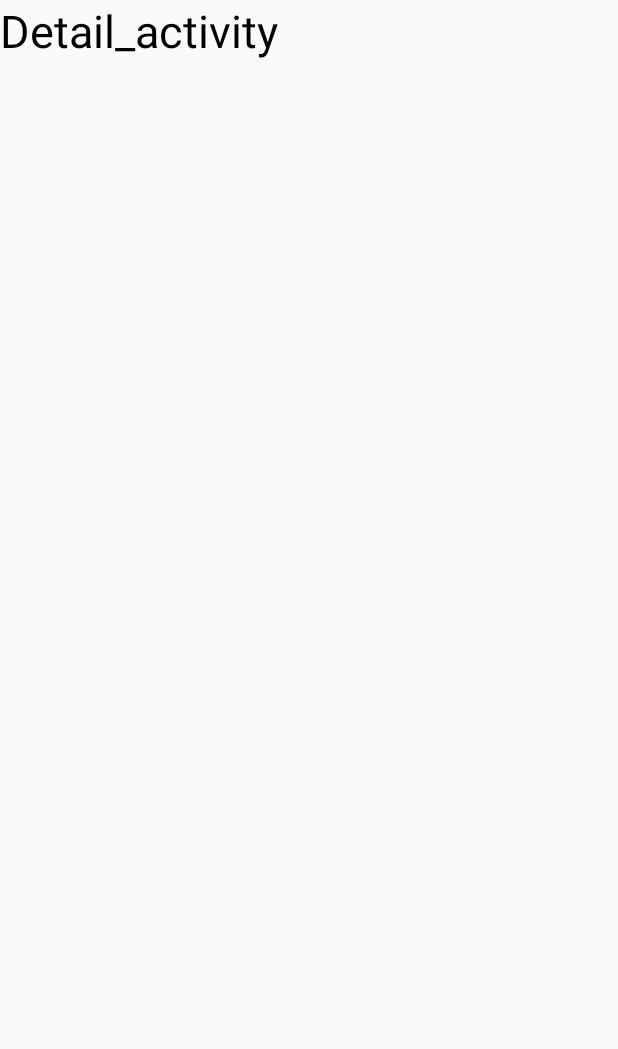
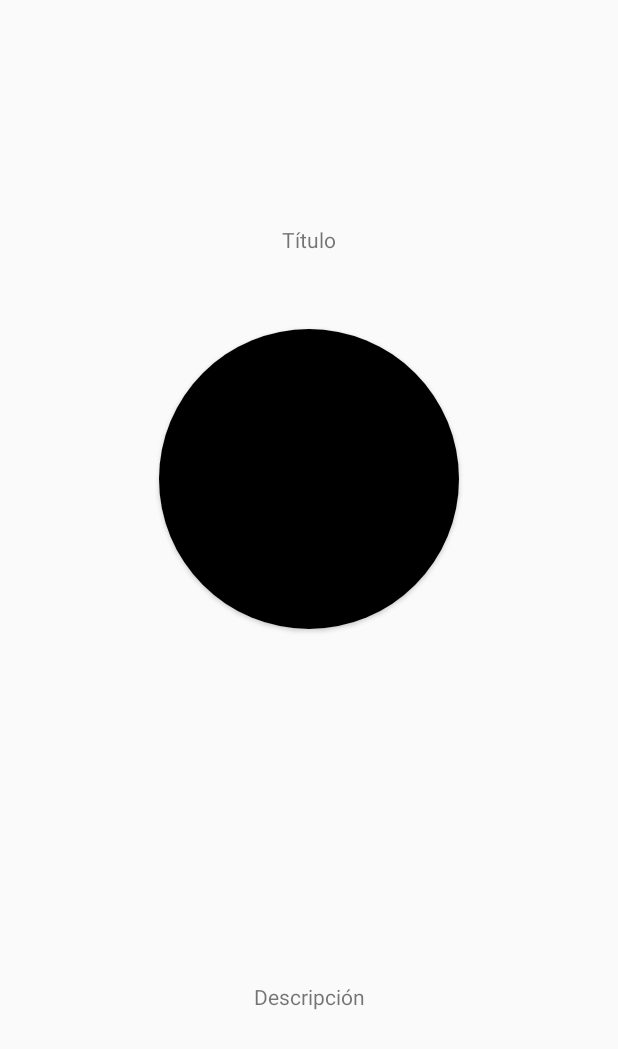
Before and after one commit to RaulBreaFernandez/DI, an Android app: the layout activity_detail.xml on its own in the app's theme, with its tools: preview values and no code run, on a phone screen of 412 x 824 dp. Shown: the top 1049 px of the screen. Run offline under Robolectric (Android 15) with nearby library versions, the phone set to English and light mode, and no system bars; network calls fail.

Commit message:
Tarea 3 sprint 4 completada

```diff
--- a/sprint4Android/app/src/main/java/com/example/myothercatalog/Adapter.java
+++ b/sprint4Android/app/src/main/java/com/example/myothercatalog/Adapter.java
@@ -45,8 +45,6 @@ public class Adapter extends RecyclerView.Adapter<Adapter.MyViewHolder> {
         });
 
     }
-
-
     @Override
     public int getItemCount() {
         return book_Data.size();
--- a/sprint4Android/app/src/main/res/layout/activity_detail.xml
+++ b/sprint4Android/app/src/main/res/layout/activity_detail.xml
@@ -2,13 +2,49 @@
 <androidx.constraintlayout.widget.ConstraintLayout xmlns:android="http://schemas.android.com/apk/res/android"
     xmlns:tools="http://schemas.android.com/tools"
     android:layout_width="match_parent"
-    android:layout_height="match_parent">
+    android:layout_height="match_parent"
+    xmlns:app="http://schemas.android.com/apk/res-auto">
 
     <TextView
+        android:id="@+id/text_view_detail_activity"
         android:layout_width="wrap_content"
         android:layout_height="wrap_content"
-        android:text="Detail_activity"
-        android:textColor="@color/black"
-        android:textSize="30sp"
-        tools:ignore="MissingConstraints" />
+        android:text="Título"
+        app:layout_constraintEnd_toEndOf="parent"
+        app:layout_constraintTop_toTopOf="parent"
+        app:layout_constraintStart_toStartOf="parent"
+        android:layout_marginTop="150dp" />
+
+    <androidx.cardview.widget.CardView
+        android:id="@+id/cardview_detail_activity"
+        android:layout_width="wrap_content"
+        android:layout_height="wrap_content"
+        app:cardCornerRadius="100dp"
+        app:layout_constraintTop_toBottomOf="@id/text_view_detail_activity"
+        android:layout_marginTop="50dp"
+        app:layout_constraintEnd_toEndOf="parent"
+        app:layout_constraintStart_toStartOf="parent">
+
+        <ImageView
+            android:id="@+id/imageview_detail_activity"
+            android:layout_width="200dp"
+            android:layout_height="200dp"
+            app:layout_constraintTop_toBottomOf="@id/text_view_detail_activity"
+            app:layout_constraintStart_toStartOf="parent"
+            android:scaleType="centerCrop"
+            android:src="@color/black"/>
+
+    </androidx.cardview.widget.CardView>
+    <TextView
+        android:id="@+id/description_detail_activity"
+        android:layout_width="match_parent"
+        android:layout_height="wrap_content"
+        android:text="Descripción"
+        android:textAlignment="center"
+        android:layout_marginEnd="10dp"
+        android:layout_marginStart="10dp"
+        android:layout_marginBottom="150dp"
+        app:layout_constraintStart_toStartOf="parent"
+        app:layout_constraintEnd_toEndOf="parent"
+        app:layout_constraintBottom_toBottomOf="parent"/>
 </androidx.constraintlayout.widget.ConstraintLayout>
```
Also changed, not shown: sprint4Android/app/src/main/java/com/example/myothercatalog/DetailActivity.java (+25 -0 lines), sprint4Android/app/src/main/java/com/example/myothercatalog/MainActivity.java (+6 -1 lines).
